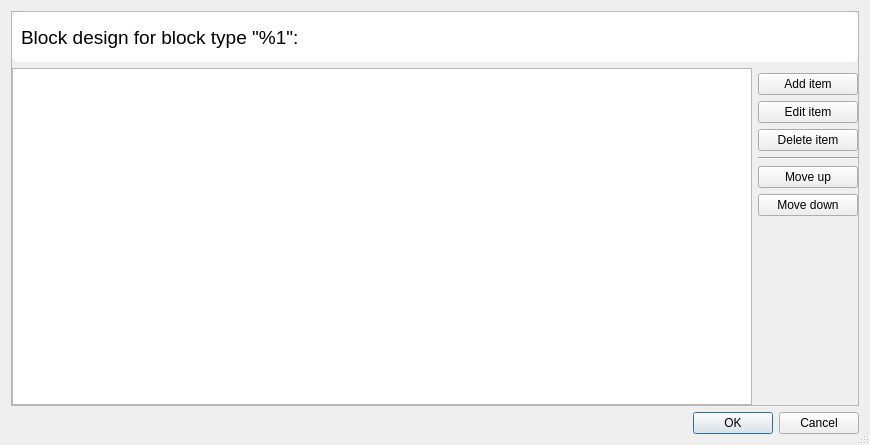
The window that blockdesignerdialog.ui (sqrldev/IdTool) describes before a commit, drawn with Qt 5.
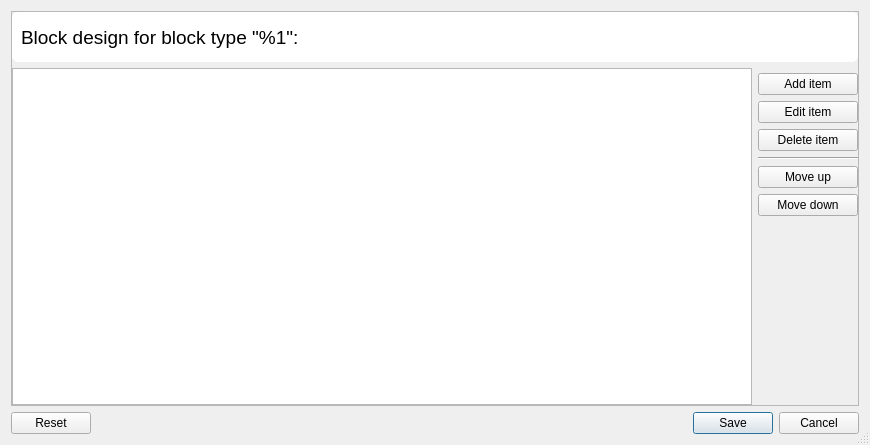
The same window after the commit. Icons and pictures are not drawn.

```diff
--- a/blockdesignerdialog.ui
+++ b/blockdesignerdialog.ui
@@ -225,7 +225,7 @@
       <enum>Qt::Horizontal</enum>
      </property>
      <property name="standardButtons">
-      <set>QDialogButtonBox::Cancel|QDialogButtonBox::Ok</set>
+      <set>QDialogButtonBox::Cancel|QDialogButtonBox::Reset|QDialogButtonBox::Save</set>
      </property>
     </widget>
    </item>
```
